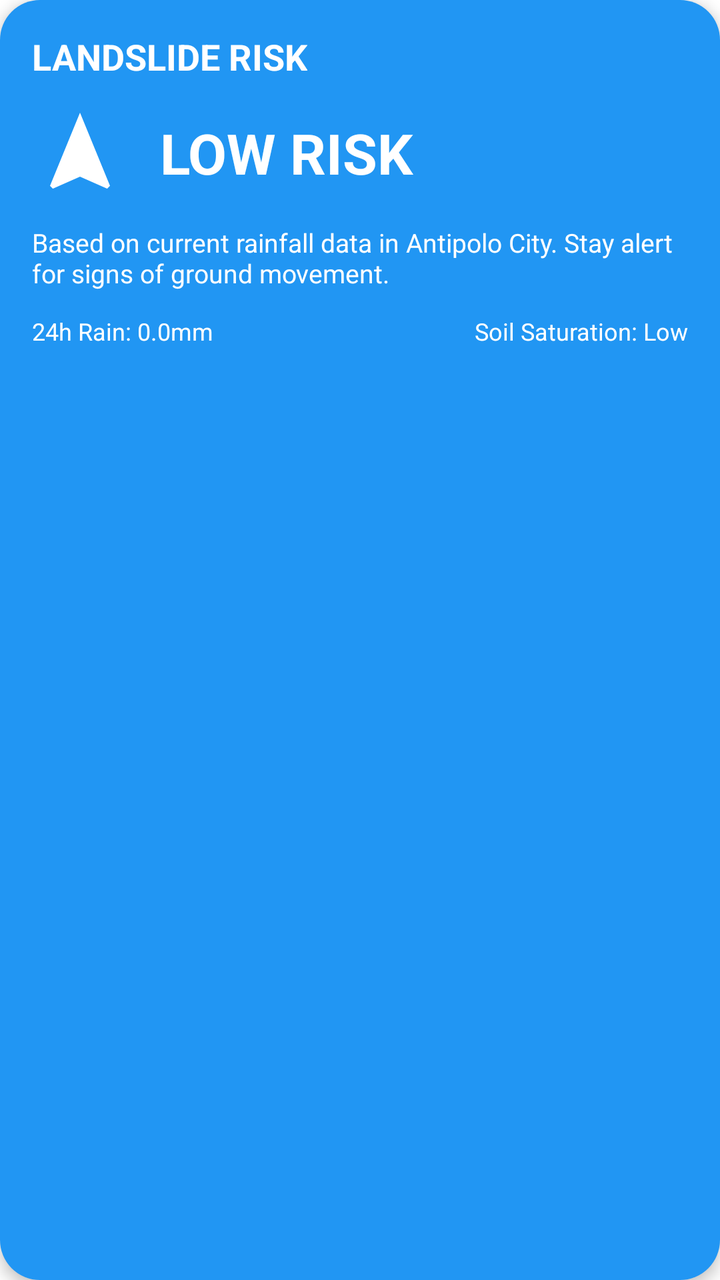
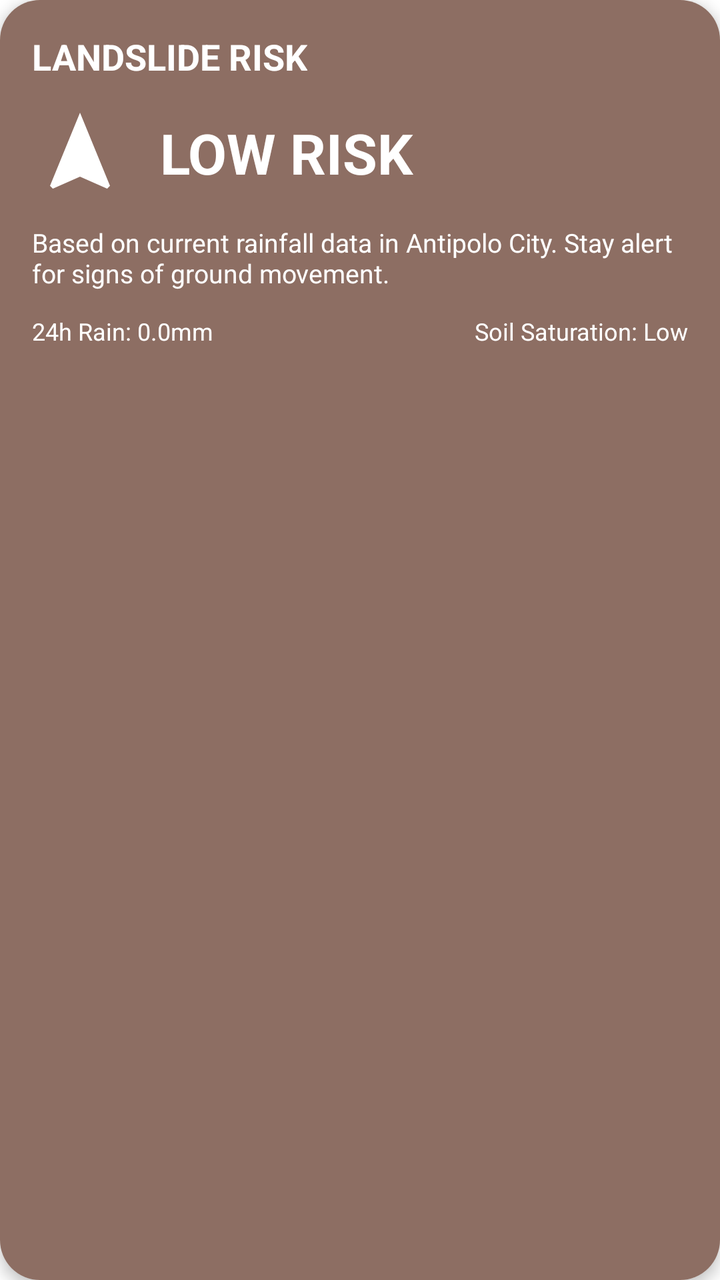

Screens rendered from an Android XML layout before and after an edit, with the pre-edit source and the edit as a unified diff.
<!-- AndroidManifest.xml: application theme Theme.Resilio -->
<!-- res/layout/include_card_landslide.xml -->
<?xml version="1.0" encoding="utf-8"?>
<com.google.android.material.card.MaterialCardView xmlns:android="http://schemas.android.com/apk/res/android"
    xmlns:app="http://schemas.android.com/apk/res-auto"
    android:id="@+id/card_landslide"
    android:layout_width="match_parent"
    android:layout_height="match_parent"
    app:cardCornerRadius="20dp"
    app:cardElevation="4dp"
    app:strokeWidth="0dp">

    <androidx.constraintlayout.widget.ConstraintLayout
        android:id="@+id/layout_landslide_container"
        android:layout_width="match_parent"
        android:layout_height="match_parent"
        android:background="@color/secondary_blue"
        android:padding="16dp">

        <TextView
            android:id="@+id/tv_landslide_title"
            android:layout_width="wrap_content"
            android:layout_height="wrap_content"
            android:text="LANDSLIDE RISK"
            android:textColor="@color/white"
            android:textSize="18sp"
            android:textStyle="bold"
            app:layout_constraintStart_toStartOf="parent"
            app:layout_constraintTop_toTopOf="parent" />

        <ImageView
            android:id="@+id/iv_landslide_icon"
            android:layout_width="48dp"
            android:layout_height="48dp"
            android:layout_marginTop="12dp"
            android:src="@drawable/ic_landslide"
            android:contentDescription="Landslide icon"
            app:layout_constraintStart_toStartOf="parent"
            app:layout_constraintTop_toBottomOf="@id/tv_landslide_title"
            app:tint="@color/white" />

        <TextView
            android:id="@+id/tv_landslide_status"
            android:layout_width="wrap_content"
            android:layout_height="wrap_content"
            android:layout_marginStart="16dp"
            android:text="LOW RISK"
            android:textColor="@color/white"
            android:textSize="28sp"
            android:textStyle="bold"
            app:layout_constraintBottom_toBottomOf="@id/iv_landslide_icon"
            app:layout_constraintStart_toEndOf="@id/iv_landslide_icon"
            app:layout_constraintTop_toTopOf="@id/iv_landslide_icon" />

        <TextView
            android:id="@+id/tv_landslide_desc"
            android:layout_width="0dp"
            android:layout_height="wrap_content"
            android:layout_marginTop="12dp"
            android:text="Based on current rainfall data in Antipolo City. Stay alert for signs of ground movement."
            android:textColor="@color/white"
            android:textSize="13sp"
            app:layout_constraintEnd_toEndOf="parent"
            app:layout_constraintStart_toStartOf="parent"
            app:layout_constraintTop_toBottomOf="@id/iv_landslide_icon" />

        <LinearLayout
            android:id="@+id/layout_rainfall_stats"
            android:layout_width="match_parent"
            android:layout_height="wrap_content"
            android:layout_marginTop="12dp"
            android:orientation="horizontal"
            app:layout_constraintTop_toBottomOf="@id/tv_landslide_desc">

            <TextView
                android:id="@+id/tv_24h_rainfall"
                android:layout_width="0dp"
                android:layout_height="wrap_content"
                android:layout_weight="1"
                android:text="24h Rain: 0.0mm"
                android:textColor="@color/white"
                android:textSize="12sp" />

            <TextView
                android:id="@+id/tv_soil_moisture"
                android:layout_width="0dp"
                android:layout_height="wrap_content"
                android:layout_weight="1"
                android:text="Soil Saturation: Low"
                android:textColor="@color/white"
                android:textSize="12sp"
                android:gravity="end" />
        </LinearLayout>

    </androidx.constraintlayout.widget.ConstraintLayout>
</com.google.android.material.card.MaterialCardView>
<!-- resources referenced by this layout -->
<resources>
  <color name="secondary_blue">#2196F3</color>
  <color name="white">#FFFFFFFF</color>
  <!-- drawable ic_landslide (drawable) -->
  <vector xmlns:android="http://schemas.android.com/apk/res/android"
      android:width="24dp"
      android:height="24dp"
      android:viewportWidth="24"
      android:viewportHeight="24">
      <path
          android:fillColor="@android:color/white"
          android:pathData="M12,2L4.5,20.29L5.21,21L12,18L18.79,21L19.5,20.29L12,2Z" />
  </vector>
  <style name="Theme.Resilio" parent="Base.Theme.Resilio" />
  <style name="Base.Theme.Resilio" parent="Theme.Material3.DayNight.NoActionBar">
          
          <item name="colorPrimary">@color/gold_accent</item>
          <item name="colorOnPrimary">@color/black</item>
          <item name="colorSecondary">@color/secondary_blue</item>
          <item name="colorOnSecondary">@color/white</item>
          <item name="colorTertiary">@color/primary_green</item>
          <item name="android:windowBackground">@color/background</item>
          <item name="android:textColorPrimary">@color/text_primary</item>
          <item name="android:textColorSecondary">@color/text_secondary</item>
      </style>
  <color name="gold_accent">#FFD700</color>
  <color name="black">#FF000000</color>
  <color name="primary_green">#4CAF50</color>
  <color name="background">#FFFFFF</color>
  <color name="text_primary">#212121</color>
  <color name="text_secondary">#757575</color>
</resources>

<!-- the commit's change to res/layout/include_card_landslide.xml (unified diff, before → after) -->
@@ -12,7 +12,7 @@
         android:id="@+id/layout_landslide_container"
         android:layout_width="match_parent"
         android:layout_height="match_parent"
-        android:background="@color/secondary_blue"
+        android:background="@color/landslide_brown"
         android:padding="16dp">
 
         <TextView
<!-- resource entries referenced after the edit -->
@@ -1,6 +1,6 @@
 <!-- resources referenced by this layout -->
 <resources>
-  <color name="secondary_blue">#2196F3</color>
+  <color name="landslide_brown">#8D6E63</color>
   <color name="white">#FFFFFFFF</color>
   <!-- drawable ic_landslide (drawable) -->
   <vector xmlns:android="http://schemas.android.com/apk/res/android"
@@ -26,6 +26,7 @@
       </style>
   <color name="gold_accent">#FFD700</color>
   <color name="black">#FF000000</color>
+  <color name="secondary_blue">#2196F3</color>
   <color name="primary_green">#4CAF50</color>
   <color name="background">#FFFFFF</color>
   <color name="text_primary">#212121</color>
